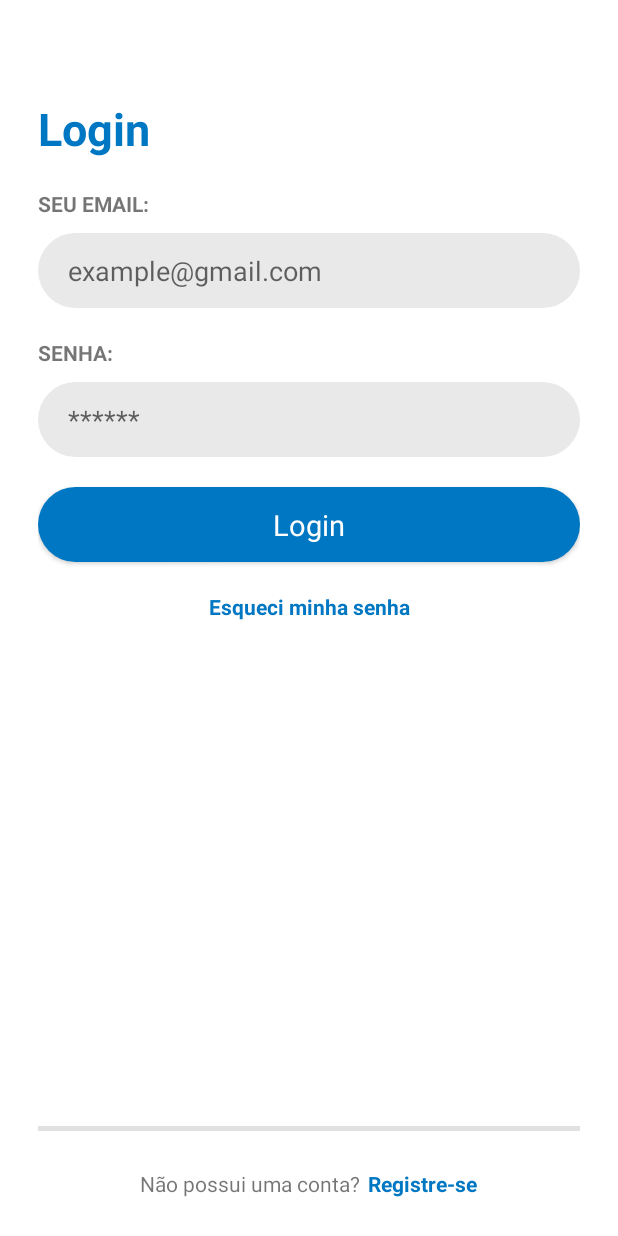
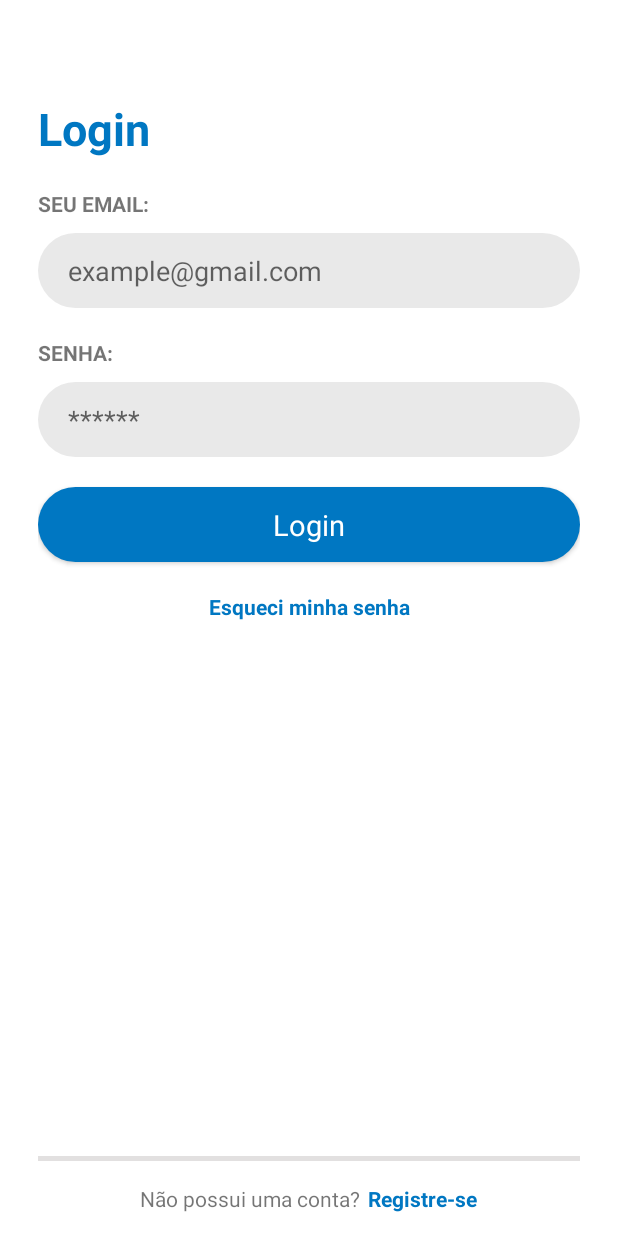
Before and after one commit to nuLL-cmd/coin_see_app_android_public, an Android app: the LoginActivity screen opened directly, with no data from a screen before it, on a phone screen of 412 x 824 dp. Run offline under Robolectric (Android 15) with nearby library versions, the phone set to English and light mode, and no system bars; Roboto replaces fonts that are not available here.

Commit message:
Retirada do padding do layout bottom

```diff
--- a/app/src/main/res/layout/activity_login.xml
+++ b/app/src/main/res/layout/activity_login.xml
@@ -107,10 +107,10 @@
                 android:background="#E2E0E0"/>
             <LinearLayout
                 android:layout_width="match_parent"
-                android:layout_height="70dp"
+                android:layout_height="50dp"
                 android:gravity="center"
                 android:orientation="horizontal"
-                android:padding="020dp">
+               >
 
                 <TextView
                     android:layout_width="wrap_content"
```
